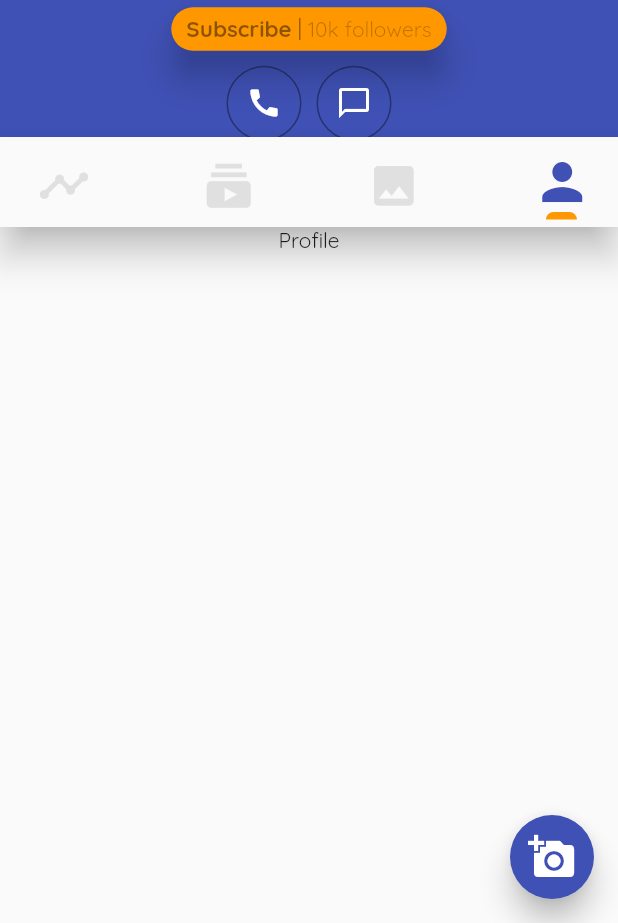
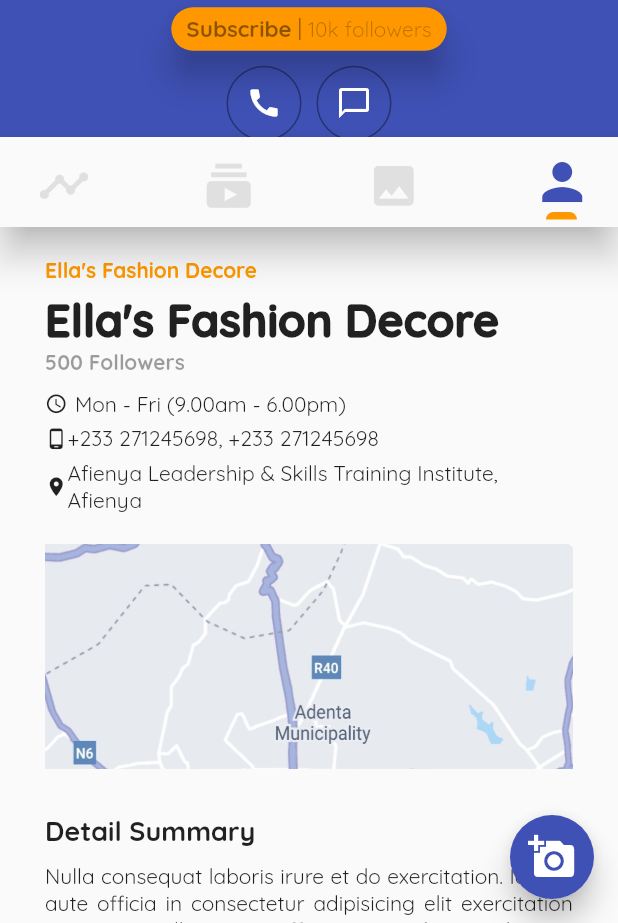
Before and after one commit to chrisoftech/fashionnet, a Flutter app: the ProfilePage screen opened by its route, after a tap on the "subscriptions" icon, after a tap on the "photo" icon, after a tap on the "person" icon, on a phone screen of 412 x 824 dp, the part 313-1236 px from its top. Run offline on Flutter 3.47's test engine with Material 2 defaults, Android fonts, the phone set to English and light mode, and no system bars; our stand-ins replace carousel_slider.

Commit message:
Imported map_img.jpg into assets/images & declared in pubspec.yaml Created & designed profile-tabpage.

```diff
--- a/lib/modules/admin/profile_page.dart
+++ b/lib/modules/admin/profile_page.dart
@@ -63,7 +63,7 @@ class _ProfilePageState extends State<ProfilePage> {
         break;
 
       case 3:
-        _dynamicSliverContent = _buildProfileTabPage();
+        _dynamicSliverContent = ProfileTabPage();
         break;
 
       default:
@@ -88,17 +88,7 @@ class _ProfilePageState extends State<ProfilePage> {
     return SliverToBoxAdapter(
       child: Container(
         child: Center(
-          child: Text('Gallery'),
-        ),
-      ),
-    );
-  }
-
-  SliverToBoxAdapter _buildProfileTabPage() {
-    return SliverToBoxAdapter(
-      child: Container(
-        child: Center(
-          child: Text('Profile'),
+          child: Text('Gallery comming soon!'),
         ),
       ),
     );
--- /dev/null
+++ b/lib/widgets/profile/profile_tabpage.dart
@@ -0,0 +1,92 @@
+import 'package:flutter/material.dart';
+
+class ProfileTabPage extends StatelessWidget {
+  @override
+  Widget build(BuildContext context) {
+    final double _deviceWidth = MediaQuery.of(context).size.width;
+
+    final double _contentWidthPadding =
+        _deviceWidth > 450.0 ? _deviceWidth - 450.0 : 30.0;
+
+    return SliverToBoxAdapter(
+      child: SingleChildScrollView(
+        child: Container(
+          padding: EdgeInsets.symmetric(
+            vertical: 20.0,
+            horizontal: _contentWidthPadding,
+          ),
+          child: Column(
+            crossAxisAlignment: CrossAxisAlignment.start,
+            children: <Widget>[
+              Text(
+                'Ella\'s Fashion Decore',
+                style: TextStyle(
+                    color: Theme.of(context).accentColor,
+                    fontWeight: FontWeight.bold),
+              ),
+              SizedBox(height: 5.0),
+              Text(
+                'Ella\'s Fashion Decore',
+                style: TextStyle(
+                    // color: Theme.of(context).accentColor,
+                    fontSize: 30.0,
+                    fontWeight: FontWeight.w900),
+              ),
+              Text('500 Followers',
+                  style: TextStyle(
+                      color: Colors.black38, fontWeight: FontWeight.bold)),
+              SizedBox(height: 10.0),
+              Row(
+                children: <Widget>[
+                  Icon(Icons.access_time, size: 15.0),
+                  SizedBox(width: 5.0),
+                  Expanded(child: Text('Mon - Fri (9.00am - 6.00pm)')),
+                ],
+              ),
+              SizedBox(height: 5.0),
+              Row(
+                children: <Widget>[
+                  Icon(Icons.phone_android, size: 15.0),
+                  Text('+233 271245698, '),
+                  Text('+233 271245698'),
+                ],
+              ),
+              SizedBox(height: 5.0),
+              Row(
+                children: <Widget>[
+                  Icon(Icons.location_on, size: 15.0),
+                  Expanded(
+                      child: Text(
+                          'Afienya Leadership & Skills Training Institute, Afienya')),
+                ],
+              ),
+              SizedBox(height: 20.0),
+              Container(
+                height: 150.0,
+                width: double.maxFinite,
+                decoration: BoxDecoration(
+                    image: DecorationImage(
+                        fit: BoxFit.cover,
+                        image: AssetImage('assets/images/map_img.jpg'))),
+              ),
+              SizedBox(height: 30.0),
+              Text(
+                'Detail Summary',
+                style: TextStyle(fontWeight: FontWeight.bold, fontSize: 18.0),
+              ),
+              SizedBox(height: 10.0),
+              Text(
+                'Nulla consequat laboris irure et do exercitation. Id velit aute officia in consectetur adipisicing elit exercitation sint ea sit nulla eu eu. Officia ipsum aliquip culpa est aute duis nulla nostrud incididunt sit cillum qui ex. Mollit et eiusmod fugiat amet voluptate esse anim non commodo et adipisicing proident non. Veniam do in commodo quis elit dolore voluptate non aliqua in sunt. Irure irure aliquip eu dolor pariatur id irure occaecat proident do dolor ea sunt. Do est culpa duis eiusmod culpa mollit.',
+                textAlign: TextAlign.justify,
+              ),
+              Text(
+                'Nulla consequat laboris irure et do exercitation. Id velit aute officia in consectetur adipisicing elit exercitation sint ea sit nulla eu eu. Officia ipsum aliquip culpa est aute duis nulla nostrud incididunt sit cillum qui ex. Mollit et eiusmod fugiat amet voluptate esse anim non commodo et adipisicing proident non. Veniam do in commodo quis elit dolore voluptate non aliqua in sunt. Irure irure aliquip eu dolor pariatur id irure occaecat proident do dolor ea sunt. Do est culpa duis eiusmod culpa mollit.',
+                textAlign: TextAlign.justify,
+              ),
+            ],
+          ),
+        ),
+      ),
+    );
+  }
+}
--- a/lib/widgets/widgets.dart
+++ b/lib/widgets/widgets.dart
@@ -13,6 +13,7 @@ export 'home/latest_posts.dart';
 export 'home/suggested_posts.dart';
 
 export 'profile/profile_navbar.dart';
+export 'profile/profile_tabpage.dart';
 export 'profile/subscription_tabpage.dart';
 
 export 'shared/post_item_card_default.dart';
--- a/pubspec.yaml
+++ b/pubspec.yaml
@@ -59,6 +59,7 @@ flutter:
     - assets/images/temp8.jpg
     - assets/images/temp9.jpg
     - assets/images/auth_bg.jpg
+    - assets/images/map_img.jpg
     - assets/loader/loader.gif
     - assets/avatars/avatar.png
     - assets/avatars/ps-avatar.png
```
Also changed, not shown: assets/images/map_img.jpg (added).
